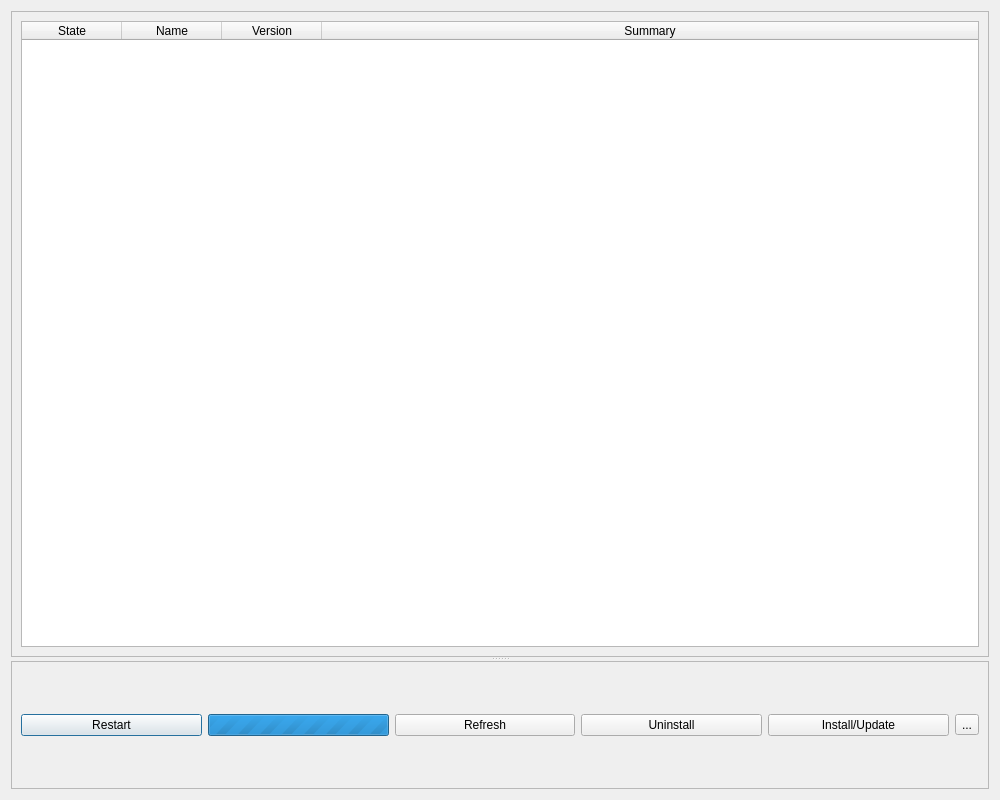
openstenoproject/plover, file plover/gui_qt/plugins_manager.ui: the form before one commit.
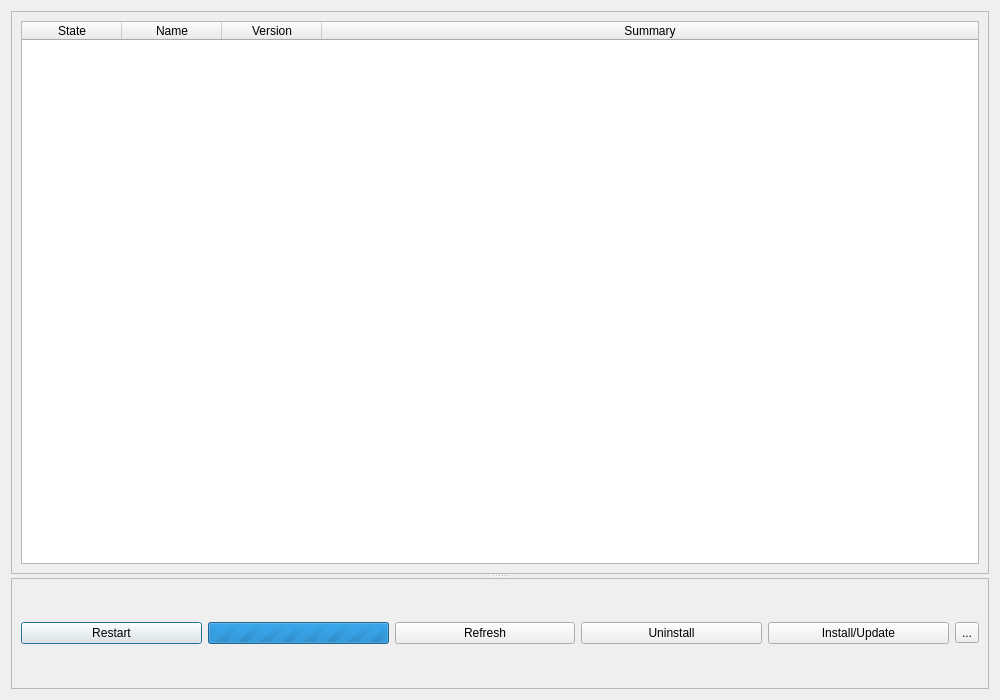
The form after the commit. Icons and pictures are not drawn.

Commit message: Update resizing behavior of config table

```diff
--- a/plover/gui_qt/plugins_manager.ui
+++ b/plover/gui_qt/plugins_manager.ui
@@ -7,7 +7,7 @@
     <x>0</x>
     <y>0</y>
     <width>1000</width>
-    <height>800</height>
+    <height>700</height>
    </rect>
   </property>
   <property name="windowTitle">
```
The commit also changes 1 other file.
